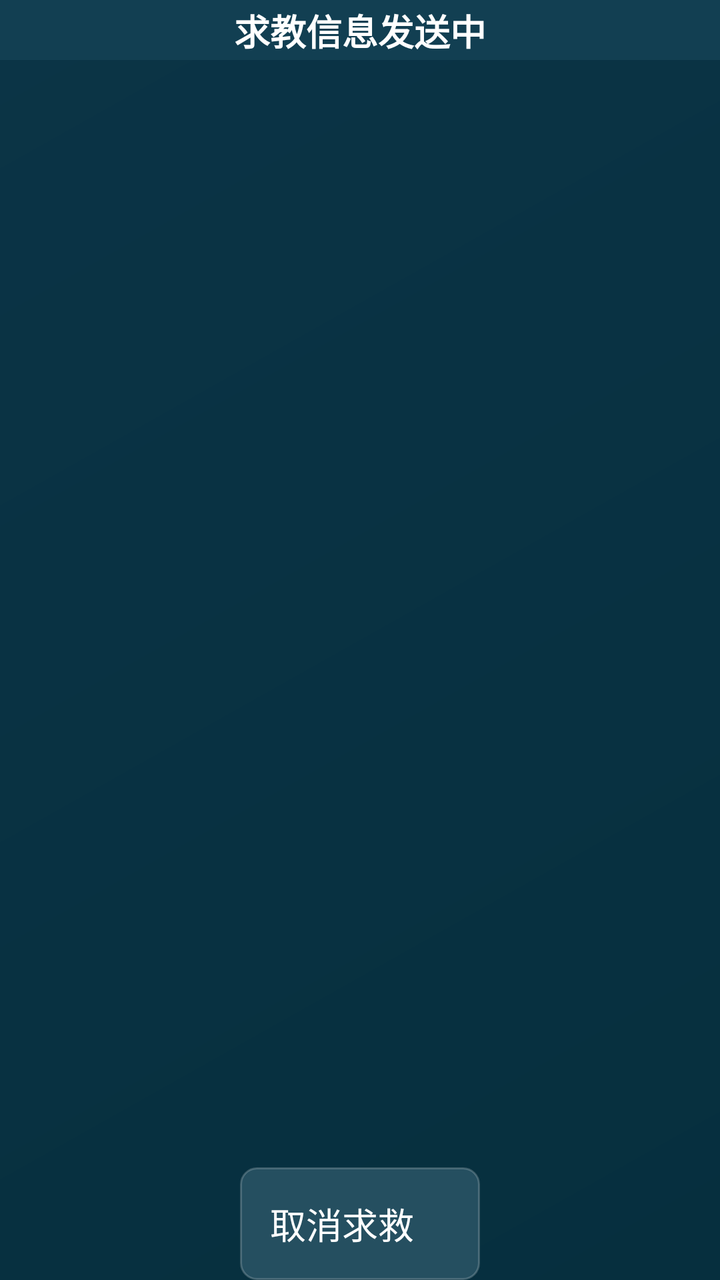
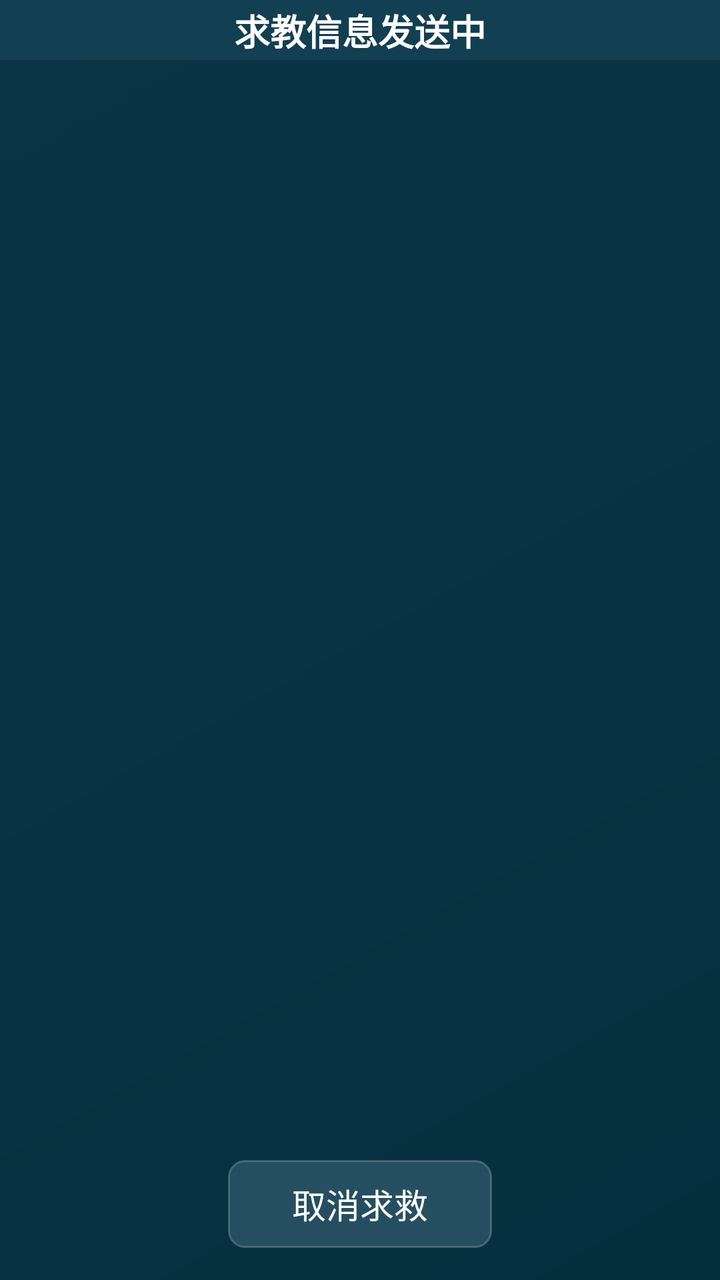

Before-and-after screenshots of an Android layout around one commit, followed by the original layout XML and the change that was made.
<!-- AndroidManifest.xml: application theme Theme.WarningNotification -->
<!-- res/layout/dialog_sos.xml -->
<?xml version="1.0" encoding="utf-8"?>
<androidx.constraintlayout.widget.ConstraintLayout xmlns:android="http://schemas.android.com/apk/res/android"
    xmlns:app="http://schemas.android.com/apk/res-auto"
    android:layout_width="match_parent"
    android:layout_height="wrap_content"
    android:background="@drawable/bg_app_screen"
    android:gravity="center"
    android:minHeight="150dp">

    <View
        android:id="@+id/v_title"
        android:layout_width="0dp"
        android:layout_height="30dp"
        android:background="@drawable/bg_content_panel"
        app:layout_constraintLeft_toLeftOf="parent"
        app:layout_constraintRight_toRightOf="parent"
        app:layout_constraintTop_toTopOf="parent" />

    <TextView
        android:id="@+id/tv_frequency_title"
        android:layout_width="wrap_content"
        android:layout_height="wrap_content"
        android:text="求教信息发送中"
        android:textColor="@color/text_primary"
        android:textSize="18sp"
        android:textStyle="bold"
        app:layout_constraintBottom_toBottomOf="@id/v_title"
        app:layout_constraintLeft_toLeftOf="@id/v_title"
        app:layout_constraintRight_toRightOf="@id/v_title"
        app:layout_constraintTop_toTopOf="@id/v_title" />

    <TextView
        android:id="@+id/tv_sos"
        android:layout_width="0dp"
        android:layout_height="wrap_content"
        android:layout_marginLeft="20dp"
        android:layout_marginTop="12dp"
        android:layout_marginRight="20dp"
        android:text=""
        android:textColor="@color/text_primary"
        android:textSize="18sp"
        app:layout_constraintLeft_toLeftOf="parent"
        app:layout_constraintRight_toRightOf="parent"
        app:layout_constraintTop_toBottomOf="@id/v_title" />

    <TextView
        android:id="@+id/tv_password"
        android:layout_width="wrap_content"
        android:layout_height="wrap_content"
        android:layout_marginTop="8dp"
        android:text="密码："
        android:textColor="@color/text_secondary"
        android:textSize="15sp"
        android:visibility="gone"
        app:layout_constraintHorizontal_chainStyle="packed"
        app:layout_constraintLeft_toLeftOf="parent"
        app:layout_constraintRight_toLeftOf="@+id/et_password"
        app:layout_constraintTop_toBottomOf="@id/tv_sos" />

    <EditText
        android:id="@+id/et_password"
        android:layout_width="100dp"
        android:layout_height="wrap_content"
        android:background="@drawable/edit_bottom_line"
        android:inputType="numberPassword"
        android:singleLine="true"
        android:textColor="@color/text_primary"
        android:textSize="15sp"
        android:visibility="gone"
        app:layout_constraintBottom_toBottomOf="@id/tv_password"
        app:layout_constraintLeft_toRightOf="@id/tv_password"
        app:layout_constraintRight_toLeftOf="@+id/iv_show_password"
        app:layout_constraintTop_toTopOf="@id/tv_password" />

    <ImageView
        android:id="@+id/iv_show_password"
        android:layout_width="wrap_content"
        android:layout_height="wrap_content"
        android:padding="13dp"
        android:src="@mipmap/ic_password_show"
        android:visibility="gone"
        app:layout_constraintBottom_toBottomOf="@+id/et_password"
        app:layout_constraintLeft_toRightOf="@id/et_password"
        app:layout_constraintRight_toRightOf="parent"
        app:layout_constraintTop_toTopOf="@+id/et_password" />

    <TextView
        android:id="@+id/tv_sure"
        android:layout_width="wrap_content"
        android:layout_height="wrap_content"
        android:layout_marginTop="16dp"
        android:background="@drawable/bg_control_button"
        android:minWidth="120dp"
        android:padding="15dp"
        android:text="取消求救"
        android:textColor="@color/text_primary"
        android:textSize="18sp"
        app:layout_constraintBottom_toBottomOf="parent"
        app:layout_constraintLeft_toLeftOf="parent"
        app:layout_constraintRight_toRightOf="parent"
        app:layout_constraintTop_toBottomOf="@id/tv_sos"
        app:layout_constraintVertical_bias="1" />
</androidx.constraintlayout.widget.ConstraintLayout>
<!-- resources referenced by this layout -->
<resources>
  <color name="text_primary">#FFFFFFFF</color>
  <color name="text_secondary">#B8CED6</color>
  <!-- drawable bg_app_screen (drawable) -->
  <?xml version="1.0" encoding="utf-8"?>
  <shape xmlns:android="http://schemas.android.com/apk/res/android">
      <gradient
          android:angle="135"
          android:endColor="@color/panel_bg_alt"
          android:startColor="@color/screen_bg" />
  </shape>
  <!-- drawable bg_content_panel (drawable) -->
  <?xml version="1.0" encoding="utf-8"?>
  <shape xmlns:android="http://schemas.android.com/apk/res/android">
      <solid android:color="@color/panel_bg" />
  </shape>
  <!-- drawable bg_control_button (drawable) -->
  <?xml version="1.0" encoding="utf-8"?>
  <selector xmlns:android="http://schemas.android.com/apk/res/android">
      <item android:state_pressed="true">
          <shape android:shape="rectangle">
              <solid android:color="@color/surface_card_pressed" />
              <corners android:radius="8dp" />
          </shape>
      </item>
      <item>
          <shape android:shape="rectangle">
              <solid android:color="@color/surface_card" />
              <stroke
                  android:width="1dp"
                  android:color="@color/line_subtle" />
              <corners android:radius="8dp" />
          </shape>
      </item>
  </selector>
  <!-- drawable edit_bottom_line (drawable) -->
  <?xml version="1.0" encoding="utf-8"?>
  <layer-list xmlns:android="http://schemas.android.com/apk/res/android">
  
      
      <item android:gravity="bottom">
          <shape>
              <size android:height="1dp"/>
              <solid android:color="#CCCCCC"/>
          </shape>
      </item>
  
  </layer-list>
  <!-- mipmap ic_password_show: png bitmap (mipmap-xxhdpi, 1589 bytes) -->
  <style name="Theme.WarningNotification" parent="Base.Theme.WarningNotification" />
  <color name="panel_bg_alt">#0B3446</color>
  <color name="screen_bg">#062F3E</color>
  <color name="panel_bg">#123F52</color>
  <color name="surface_card_pressed">#2D6478</color>
  <color name="surface_card">#254F60</color>
  <color name="line_subtle">#33FFFFFF</color>
  <style name="Base.Theme.WarningNotification" parent="Theme.Material3.DayNight.NoActionBar">
          
          
      </style>
</resources>

<!-- the commit's change to res/layout/dialog_sos.xml (unified diff, before → after) -->
@@ -86,15 +86,17 @@
 
     <TextView
         android:id="@+id/tv_sure"
-        android:layout_width="wrap_content"
-        android:layout_height="wrap_content"
+        android:layout_width="132dp"
+        android:layout_height="44dp"
         android:layout_marginTop="16dp"
+        android:layout_marginBottom="16dp"
         android:background="@drawable/bg_control_button"
-        android:minWidth="120dp"
-        android:padding="15dp"
+        android:gravity="center"
+        android:includeFontPadding="false"
+        android:padding="0dp"
         android:text="取消求救"
         android:textColor="@color/text_primary"
-        android:textSize="18sp"
+        android:textSize="17sp"
         app:layout_constraintBottom_toBottomOf="parent"
         app:layout_constraintLeft_toLeftOf="parent"
         app:layout_constraintRight_toRightOf="parent"
